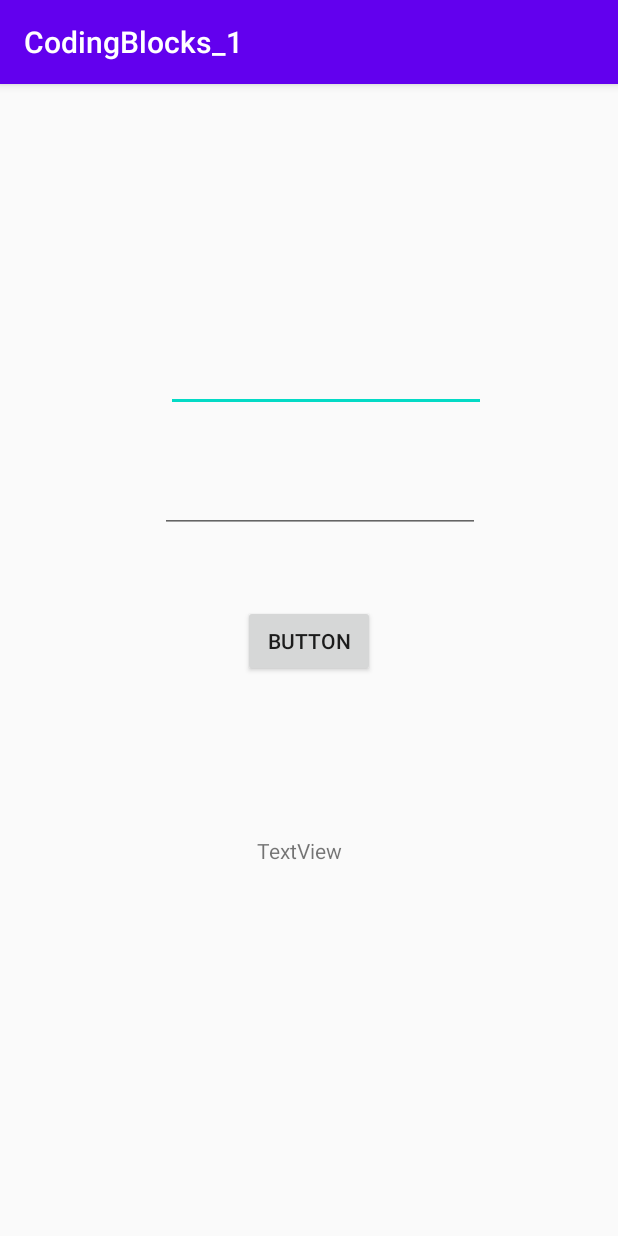
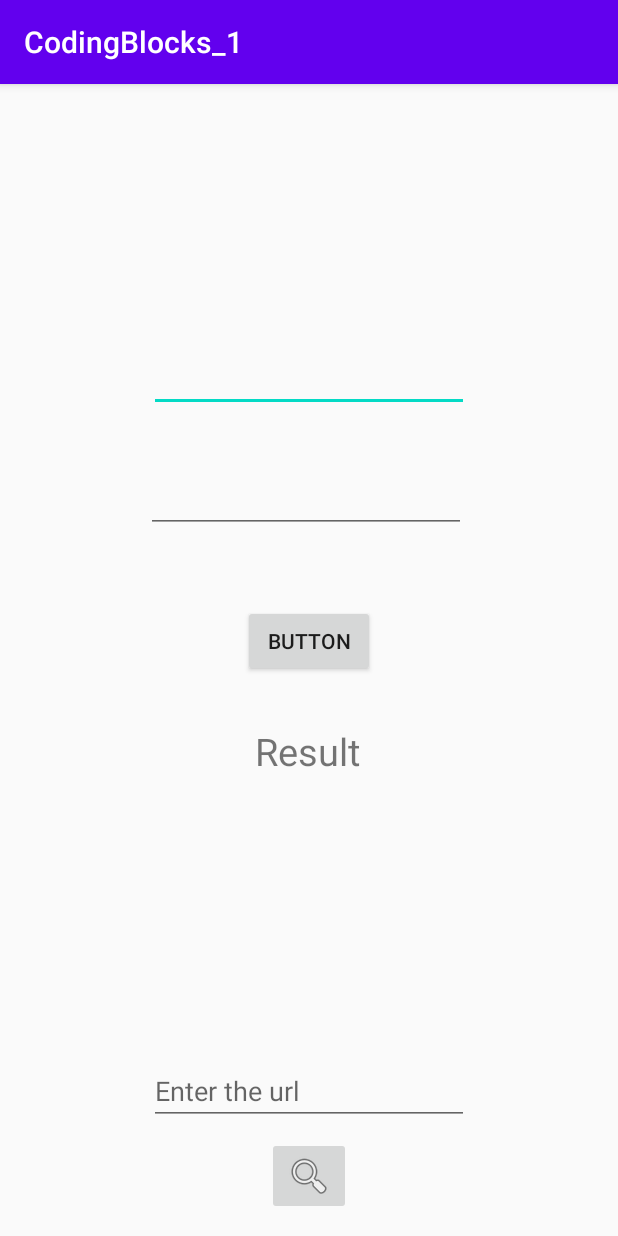
Before and after one commit to anuanup23/Android-Development, an Android app: the screen it shows after launch (MainActivity), on a phone screen of 412 x 824 dp. Run offline under Robolectric (Android 15) with nearby library versions, the phone set to English and light mode, and no system bars.

```diff
--- a/CodingBlocks_1/app/src/main/AndroidManifest.xml
+++ b/CodingBlocks_1/app/src/main/AndroidManifest.xml
@@ -9,6 +9,7 @@
         android:roundIcon="@mipmap/ic_launcher_round"
         android:supportsRtl="true"
         android:theme="@style/AppTheme">
+        <activity android:name=".Second_Activity"></activity>
         <activity android:name=".MainActivity">
             <intent-filter>
                 <action android:name="android.intent.action.MAIN" />
--- a/CodingBlocks_1/app/src/main/java/com/example/codingblocks_1/MainActivity.java
+++ b/CodingBlocks_1/app/src/main/java/com/example/codingblocks_1/MainActivity.java
@@ -2,16 +2,24 @@ package com.example.codingblocks_1;
 
 import androidx.appcompat.app.AppCompatActivity;
 
+import android.content.ActivityNotFoundException;
+import android.content.Intent;
+import android.net.Uri;
 import android.os.Bundle;
+import android.util.Log;
 import android.view.View;
 import android.widget.Button;
 import android.widget.EditText;
+import android.widget.ImageButton;
 import android.widget.TextView;
+import android.widget.Toast;
 
 public class MainActivity extends AppCompatActivity {
+    public static final String TAG = "MFA";
     TextView tvResult;
-    EditText etVar1, etVar2;
+    EditText etVar1, etVar2, etWeburl;
     Button btnAdd;
+    ImageButton btnBrowse;
     @Override
     protected void onCreate(Bundle savedInstanceState) {
         super.onCreate(savedInstanceState);
@@ -19,6 +27,8 @@ public class MainActivity extends AppCompatActivity {
         etVar1 = findViewById(R.id.etVar1);
         etVar2 = findViewById(R.id.etVar2);
         btnAdd = findViewById(R.id.btnAdd);
+        etWeburl = findViewById(R.id.tvWeburl);
+        btnBrowse = findViewById(R.id.btnSearch);
         tvResult = findViewById((R.id.tvResult));
         btnAdd.setOnClickListener(new View.OnClickListener(){
             @Override
@@ -27,6 +37,27 @@ public class MainActivity extends AppCompatActivity {
                 int var2 = Integer.valueOf(etVar2.getText().toString());
                 int var3 = var1 + var2;
                 tvResult.setText(String.valueOf(var3));
+                // go to second activity by creating intent
+                Intent i = new Intent(MainActivity.this, Second_Activity.class);
+                i.putExtra("result", var3);
+                startActivity(i);
+            }
+        });
+        btnBrowse.setOnClickListener(new View.OnClickListener() {
+            @Override
+            public void onClick(View v) {
+                String url = etWeburl.getText().toString();
+                Uri uri = Uri.parse(url);
+                Intent i = new Intent(Intent.ACTION_VIEW,uri);
+                try{
+                    startActivity(i);
+                } catch(ActivityNotFoundException anfe){
+                    Log.e(TAG, "could not open the app with given url");
+                    Toast.makeText(MainActivity.this,
+                            "could not find any app tp open this link",
+                            Toast.LENGTH_SHORT)
+                            .show();
+                }
             }
         });
     }
--- a/CodingBlocks_1/app/src/main/res/layout/activity_main.xml
+++ b/CodingBlocks_1/app/src/main/res/layout/activity_main.xml
@@ -11,11 +11,10 @@
         android:layout_width="wrap_content"
         android:layout_height="wrap_content"
         android:layout_marginTop="173dp"
-        android:layout_marginEnd="88dp"
-        android:layout_marginRight="88dp"
         android:ems="10"
         android:inputType="number"
         app:layout_constraintEnd_toEndOf="parent"
+        app:layout_constraintStart_toStartOf="parent"
         app:layout_constraintTop_toTopOf="parent" />
 
     <EditText
@@ -27,7 +26,8 @@
         android:layout_marginRight="4dp"
         android:ems="10"
         android:inputType="number"
-        app:layout_constraintEnd_toEndOf="@+id/etVar1"
+        app:layout_constraintEnd_toEndOf="parent"
+        app:layout_constraintStart_toStartOf="parent"
         app:layout_constraintTop_toBottomOf="@+id/etVar1" />
 
     <Button
@@ -44,10 +44,34 @@
         android:id="@+id/tvResult"
         android:layout_width="wrap_content"
         android:layout_height="wrap_content"
-        android:layout_marginStart="9dp"
-        android:layout_marginLeft="9dp"
-        android:layout_marginTop="106dp"
-        android:text="TextView"
-        app:layout_constraintStart_toStartOf="@+id/btnAdd"
+        android:layout_marginTop="32dp"
+        android:text="Result"
+        android:textSize="25sp"
+        app:layout_constraintEnd_toEndOf="parent"
+        app:layout_constraintHorizontal_bias="0.498"
+        app:layout_constraintStart_toStartOf="parent"
         app:layout_constraintTop_toBottomOf="@+id/btnAdd" />
+
+    <EditText
+        android:id="@+id/tvWeburl"
+        android:layout_width="wrap_content"
+        android:layout_height="wrap_content"
+        android:layout_marginBottom="8dp"
+        android:ems="10"
+        android:hint="Enter the url"
+        android:inputType="textPersonName"
+        app:layout_constraintBottom_toTopOf="@+id/btnSearch"
+        app:layout_constraintEnd_toEndOf="parent"
+        app:layout_constraintStart_toStartOf="parent" />
+
+    <ImageButton
+        android:id="@+id/btnSearch"
+        android:layout_width="wrap_content"
+        android:layout_height="wrap_content"
+        android:layout_marginBottom="14dp"
+        app:layout_constraintBottom_toBottomOf="parent"
+        app:layout_constraintEnd_toEndOf="parent"
+        app:layout_constraintStart_toStartOf="parent"
+        app:srcCompat="@android:drawable/ic_menu_search" />
+
 </androidx.constraintlayout.widget.ConstraintLayout>
```
Also changed, not shown: CodingBlocks_1/app/src/main/java/com/example/codingblocks_1/Second_Activity.java (added, +21 -0 lines), CodingBlocks_1/app/src/main/res/layout/activity_second_.xml (added, +19 -0 lines).
